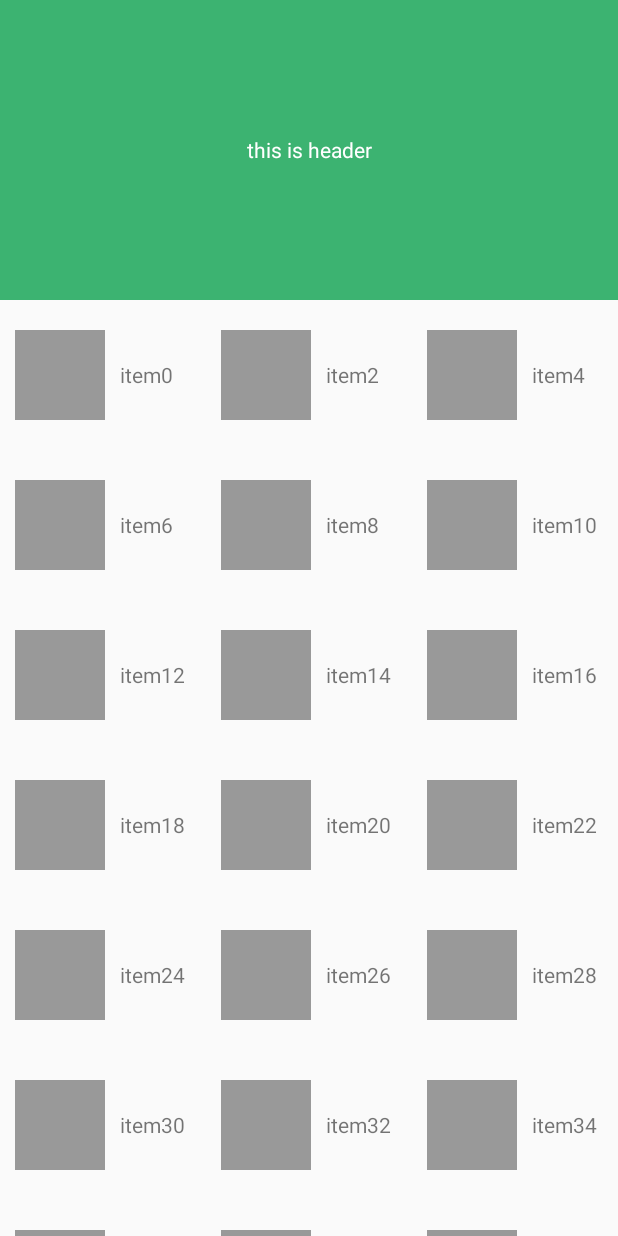
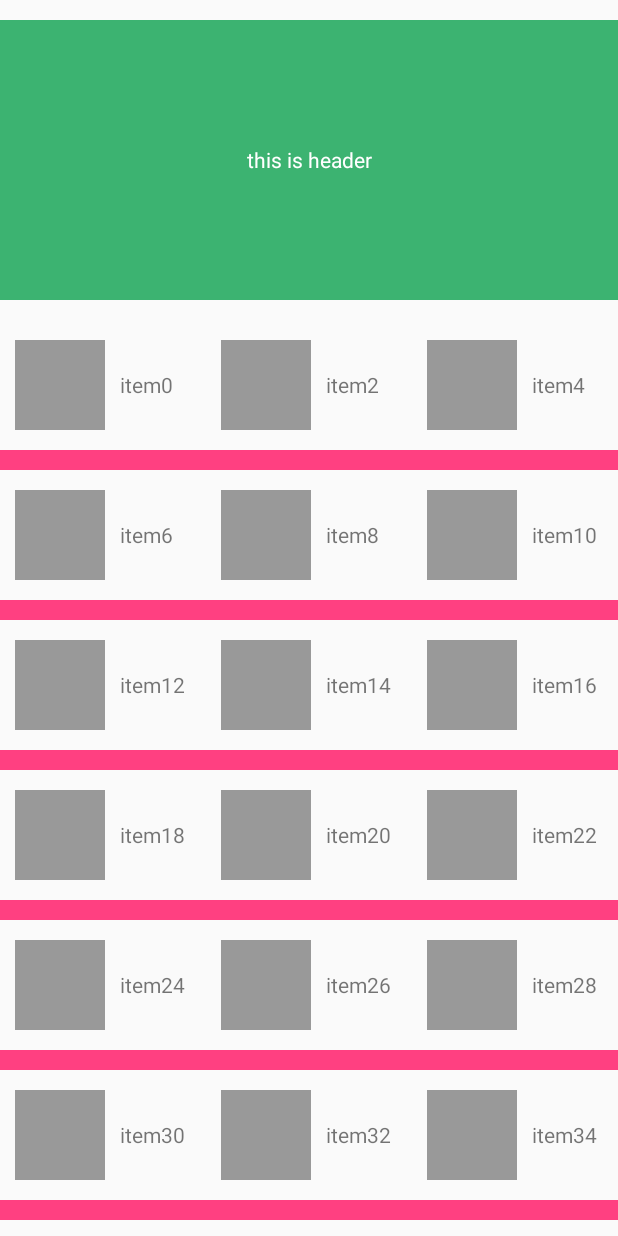
Before and after one commit to Jie2011/BaseRecyclerView, an Android app: the StaggeredGridActivity screen opened directly, with no data from a screen before it, on a phone screen of 412 x 824 dp. Run offline under Robolectric (Android 15) with nearby library versions, the phone set to English and light mode, and no system bars.

Commit message:
添加divider模块

```diff
--- a/app/src/main/java/com/jie/recyclerview/GridActivity.java
+++ b/app/src/main/java/com/jie/recyclerview/GridActivity.java
@@ -39,7 +39,7 @@ public class GridActivity extends Activity {
 
         View header =   LayoutInflater.from(this).inflate(R.layout.recyclerview_header, (ViewGroup)findViewById(android.R.id.content),false);
         mRecyclerView.addHeaderView(header);
-        mRecyclerView.addItemDecoration(VerticalDividerFactory.newInstance(this).createDividerByColorId(R.color.colorPrimaryDark,1,true));
+        mRecyclerView.addItemDecoration(VerticalDividerFactory.newInstance(this).createDividerByColorId(R.color.colorPrimaryDark,1,false));
         mRecyclerView.addItemDecoration(HorizontalDividerFactory.newInstance(this).createDividerByColorId(R.color.colorPrimaryDark,1,true));
         mRecyclerView.setLoadingListener(new CustomRecyclerView.LoadingListener() {
             @Override
--- a/app/src/main/java/com/jie/recyclerview/LinearActivity.java
+++ b/app/src/main/java/com/jie/recyclerview/LinearActivity.java
@@ -11,9 +11,8 @@ import android.view.View;
 import android.view.ViewGroup;
 import android.widget.Toast;
 
-import com.jie.recyclerview.library.divider.HorizontalDividerFactory;
+import com.jie.recyclerview.library.view.CustomRecyclerView;
 import com.jie.recyclerview.library.view.ProgressStyle;
-import com.jie.recyclerview.library.view.CustomRecyclerView;
 
 import java.util.ArrayList;
 
@@ -99,7 +98,7 @@ public class LinearActivity extends Activity {
                 Toast.makeText(LinearActivity.this, "click:" + position, Toast.LENGTH_SHORT).show();
             }
         });
-        mRecyclerView.addItemDecoration(HorizontalDividerFactory.newInstance(this).createDividerByColorId(R.color.colorPrimaryDark,1,true));
+        //mRecyclerView.addItemDecoration(HorizontalDividerFactory.newInstance(this).createDividerByColorId(R.color.colorAccent, 10, false));
     }
 
     @Override
--- a/library/src/main/java/com/jie/recyclerview/library/divider/DividerModel.java
+++ b/library/src/main/java/com/jie/recyclerview/library/divider/DividerModel.java
@@ -13,6 +13,4 @@ public class DividerModel {
     private int leftMargin;
     private int rightMargin;
     private boolean isNeedShowLast;
-
-
 }
--- a/library/src/main/java/com/jie/recyclerview/library/divider/FlexibleDividerDecoration.java
+++ b/library/src/main/java/com/jie/recyclerview/library/divider/FlexibleDividerDecoration.java
@@ -116,6 +116,10 @@ public abstract class FlexibleDividerDecoration extends RecyclerView.ItemDecorat
 
             int groupIndex = getGroupIndex(childPosition, parent);
             if (mVisibilityProvider.shouldHideDivider(groupIndex, parent)) {
+                Paint paint = new Paint();
+                paint.setColor(mColorProvider.dividerColor(groupIndex, parent));
+                paint.setStrokeWidth(100);
+                c.drawLine(0, 0, 0, 0, paint);
                 continue;
             }
 
--- a/library/src/main/java/com/jie/recyclerview/library/view/CustomRecyclerView.java
+++ b/library/src/main/java/com/jie/recyclerview/library/view/CustomRecyclerView.java
@@ -9,6 +9,10 @@ import android.util.AttributeSet;
 import android.view.MotionEvent;
 import android.view.View;
 import android.view.ViewGroup;
+
+import com.jie.recyclerview.library.R;
+import com.jie.recyclerview.library.divider.FlexibleDividerDecoration;
+import com.jie.recyclerview.library.divider.HorizontalDividerItemDecoration;
 
 import java.util.ArrayList;
 import java.util.List;
@@ -167,6 +171,11 @@ public class CustomRecyclerView extends RecyclerView {
     public void setAdapter(Adapter adapter) {
         mWrapAdapter = new WrapAdapter(adapter);
         super.setAdapter(mWrapAdapter);
+        this.addItemDecoration(new HorizontalDividerItemDecoration.Builder(getContext())
+                .visibilityProvider((FlexibleDividerDecoration.VisibilityProvider) mWrapAdapter)
+                .colorResId(R.color.colorAccent)
+                .size(20)
+                .build());
         adapter.registerAdapterDataObserver(mDataObserver);
         mDataObserver.onChanged();
     }
@@ -332,7 +341,7 @@ public class CustomRecyclerView extends RecyclerView {
         }
     }
 
-    private class WrapAdapter extends RecyclerView.Adapter<ViewHolder> {
+    private class WrapAdapter extends RecyclerView.Adapter<ViewHolder> implements FlexibleDividerDecoration.VisibilityProvider{
 
         private RecyclerView.Adapter adapter;
 
@@ -494,6 +503,18 @@ public class CustomRecyclerView extends RecyclerView {
                 super(itemView);
             }
         }
+
+        @Override
+        public boolean shouldHideDivider(int position, RecyclerView parent) {
+            if(mHeaderViews != null && mHeaderViews.size()>0){
+                for(int i = 0;i<mHeaderViews.size();i++){
+                    if(position == i) {
+                        return true;
+                    }
+                }
+            }
+            return false;
+        }
     }
 
     public void setLoadingListener(LoadingListener listener) {
--- /dev/null
+++ b/library/src/main/res/values/colors.xml
@@ -0,0 +1,6 @@
+<?xml version="1.0" encoding="utf-8"?>
+<resources>
+    <color name="colorPrimary">#3F51B5</color>
+    <color name="colorPrimaryDark">#303F9F</color>
+    <color name="colorAccent">#FF4081</color>
+</resources>
```
